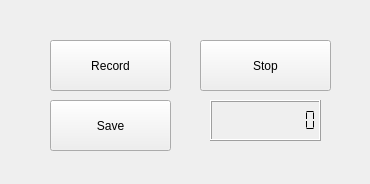
Qt form recorder.ui (liuch37/autorecord) before a commit.
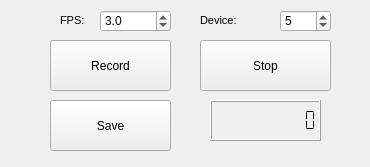
The same form after that commit.

Commit message: Add input argument to ui

Diff of the .ui file:
```diff
--- a/recorder.ui
+++ b/recorder.ui
@@ -7,7 +7,7 @@
     <x>0</x>
     <y>0</y>
     <width>370</width>
-    <height>184</height>
+    <height>167</height>
    </rect>
   </property>
   <property name="windowTitle">
@@ -74,6 +74,77 @@
     <double>0.000000000000000</double>
    </property>
   </widget>
+  <widget class="QLabel" name="label_2">
+   <property name="geometry">
+    <rect>
+     <x>60</x>
+     <y>10</y>
+     <width>31</width>
+     <height>21</height>
+    </rect>
+   </property>
+   <property name="font">
+    <font>
+     <pointsize>8</pointsize>
+    </font>
+   </property>
+   <property name="lineWidth">
+    <number>1</number>
+   </property>
+   <property name="text">
+    <string>FPS:</string>
+   </property>
+  </widget>
+  <widget class="QDoubleSpinBox" name="fpsdoubleSpinBox">
+   <property name="geometry">
+    <rect>
+     <x>100</x>
+     <y>10</y>
+     <width>71</width>
+     <height>22</height>
+    </rect>
+   </property>
+   <property name="decimals">
+    <number>1</number>
+   </property>
+   <property name="value">
+    <double>3.000000000000000</double>
+   </property>
+  </widget>
+  <widget class="QLabel" name="label_3">
+   <property name="geometry">
+    <rect>
+     <x>200</x>
+     <y>10</y>
+     <width>71</width>
+     <height>21</height>
+    </rect>
+   </property>
+   <property name="font">
+    <font>
+     <pointsize>8</pointsize>
+    </font>
+   </property>
+   <property name="lineWidth">
+    <number>1</number>
+   </property>
+   <property name="text">
+    <string>Device:</string>
+   </property>
+  </widget>
+  <widget class="QSpinBox" name="indexspinBox">
+   <property name="geometry">
+    <rect>
+     <x>280</x>
+     <y>10</y>
+     <width>51</width>
+     <height>22</height>
+    </rect>
+   </property>
+   <property name="value">
+    <number>5</number>
+   </property>
+  </widget>
  </widget>
  <resources/>
  <connections/>
```
The commit also changes 1 other file.
